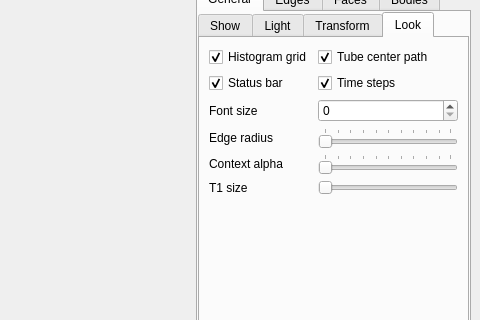
danlipsa/foamvis, file MainWindow.ui: the form before one commit; both pictures show x 396 to 876 and y 154 to 474 of the 876 by 591 pixel window.
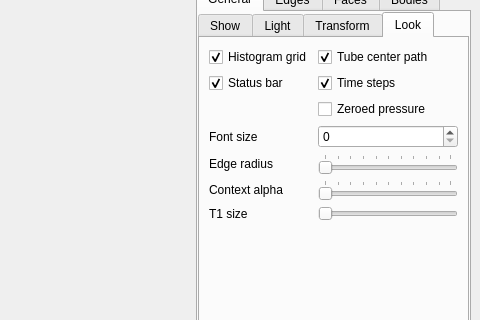
The form after the commit. The open tabs and pages were chosen to show the change. Custom widgets are drawn as their Qt base class.

```diff
--- a/MainWindow.ui
+++ b/MainWindow.ui
@@ -859,24 +859,24 @@
                  </property>
                 </widget>
                </item>
-               <item row="2" column="0">
+               <item row="3" column="0">
                 <widget class="QLabel" name="label_10">
                  <property name="text">
                   <string>Font size</string>
                  </property>
                 </widget>
                </item>
-               <item row="2" column="1">
+               <item row="3" column="1">
                 <widget class="QSpinBox" name="spinBoxFontSize"/>
                </item>
-               <item row="3" column="0">
+               <item row="4" column="0">
                 <widget class="QLabel" name="label_17">
                  <property name="text">
                   <string>Edge radius</string>
                  </property>
                 </widget>
                </item>
-               <item row="3" column="1">
+               <item row="4" column="1">
                 <widget class="QSlider" name="horizontalSliderEdgesRadius">
                  <property name="maximum">
                   <number>99</number>
@@ -895,14 +895,14 @@
                  </property>
                 </widget>
                </item>
-               <item row="4" column="0">
+               <item row="5" column="0">
                 <widget class="QLabel" name="label_18">
                  <property name="text">
                   <string>Context alpha</string>
                  </property>
                 </widget>
                </item>
-               <item row="4" column="1">
+               <item row="5" column="1">
                 <widget class="QSlider" name="horizontalSliderContextAlpha">
                  <property name="maximum">
                   <number>99</number>
@@ -921,20 +921,27 @@
                  </property>
                 </widget>
                </item>
-               <item row="5" column="0">
+               <item row="6" column="0">
                 <widget class="QLabel" name="labelT1Size">
                  <property name="text">
                   <string>T1 size</string>
                  </property>
                 </widget>
                </item>
-               <item row="5" column="1">
+               <item row="6" column="1">
                 <widget class="QSlider" name="horizontalSliderT1Size">
                  <property name="orientation">
                   <enum>Qt::Horizontal</enum>
                  </property>
                 </widget>
                </item>
+               <item row="2" column="1">
+                <widget class="QCheckBox" name="checkBoxZeroedPressure">
+                 <property name="text">
+                  <string>Zeroed pressure</string>
+                 </property>
+                </widget>
+               </item>
               </layout>
              </widget>
             </widget>
```
Left out of the diff: 75 changed lines with no effect on the pictures.
